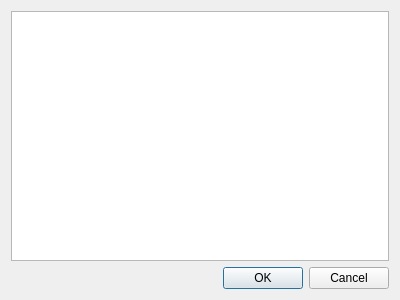
Old version of the form apps/gstsp/gstspcontroldialog.ui in the repository djsperka/habit2-src.
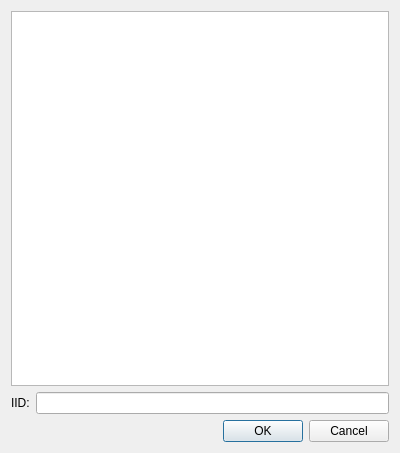
New version of the form.

```diff
--- a/apps/gstsp/gstspcontroldialog.ui
+++ b/apps/gstsp/gstspcontroldialog.ui
@@ -7,7 +7,7 @@
     <x>0</x>
     <y>0</y>
     <width>400</width>
-    <height>300</height>
+    <height>453</height>
    </rect>
   </property>
   <property name="windowTitle">
@@ -17,6 +17,20 @@
    <item>
     <widget class="QListView" name="listView"/>
    </item>
+   <item>
+    <layout class="QHBoxLayout" name="horizontalLayout">
+     <item>
+      <widget class="QLabel" name="label">
+       <property name="text">
+        <string>IID:</string>
+       </property>
+      </widget>
+     </item>
+     <item>
+      <widget class="QLineEdit" name="lineEditIID"/>
+     </item>
+    </layout>
+   </item>
    <item>
     <widget class="QDialogButtonBox" name="buttonBox">
      <property name="standardButtons">
```
